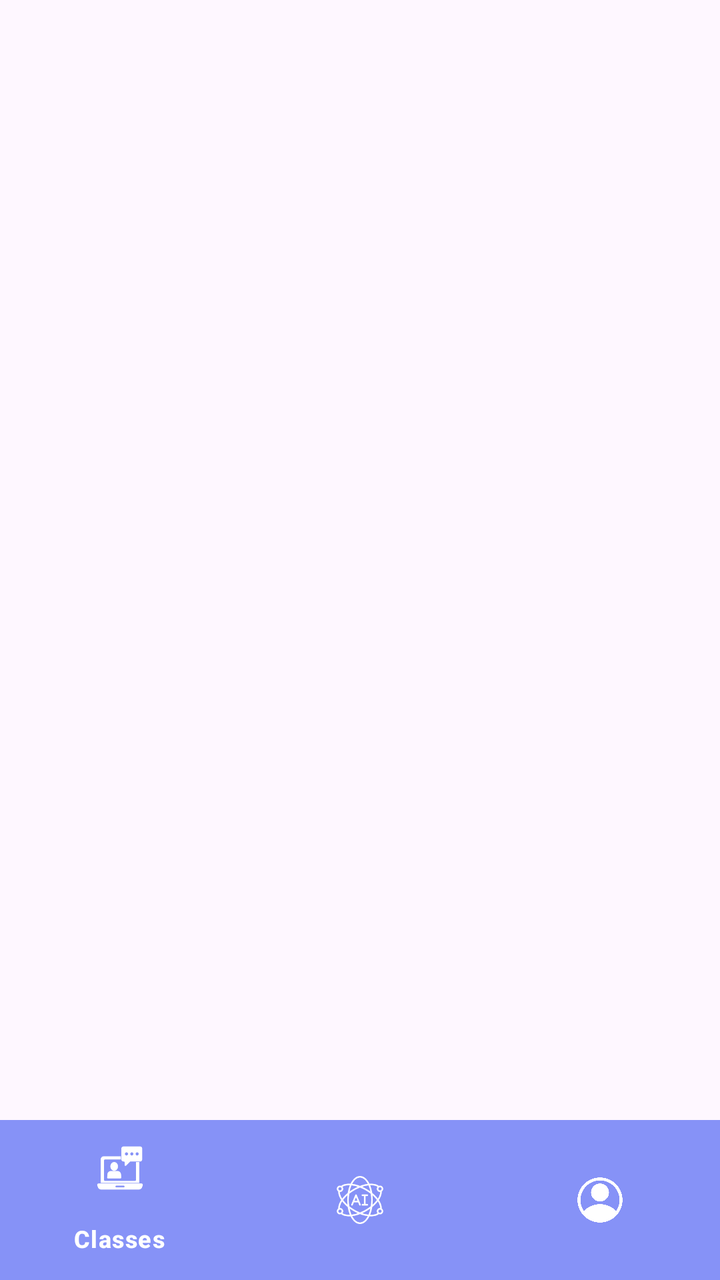
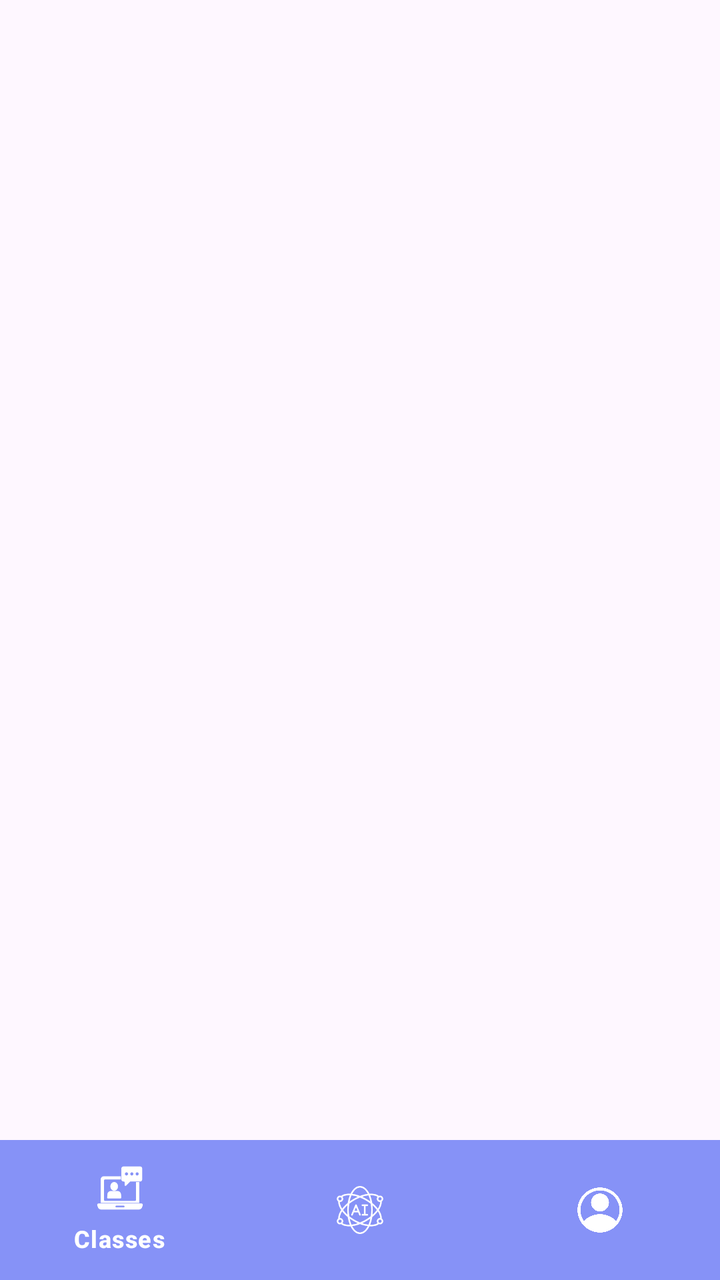

Two renders of the same Android screen: before a commit and after it. Below are the layout's source before the change and the commit's diff.
<!-- AndroidManifest.xml: application theme Theme.TSTAR.Light -->
<!-- res/layout/activity_tmain.xml -->
<androidx.constraintlayout.widget.ConstraintLayout
    xmlns:android="http://schemas.android.com/apk/res/android"
    xmlns:app="http://schemas.android.com/apk/res-auto"
    android:layout_width="match_parent"
    android:fitsSystemWindows="true"
    android:layout_height="match_parent">

    <FrameLayout
        android:id="@+id/fragmentContainer"
        android:layout_width="0dp"
        android:layout_height="0dp"
        app:layout_constraintTop_toTopOf="parent"
        app:layout_constraintBottom_toTopOf="@id/bottomNav"
        app:layout_constraintStart_toStartOf="parent"
        app:layout_constraintEnd_toEndOf="parent"/>

    <com.google.android.material.bottomnavigation.BottomNavigationView
        android:id="@+id/bottomNav"
        android:layout_width="0dp"
        android:layout_height="wrap_content"
        android:background="@drawable/header_gradient"
        app:labelVisibilityMode="selected"
        app:menu="@menu/tmain_bottom_nav_file"
        app:itemIconTint="@color/white"
        app:itemActiveIndicatorStyle="@null"
        app:itemTextColor="@color/white"
        app:layout_constraintBottom_toBottomOf="parent"
        app:layout_constraintStart_toStartOf="parent"
        app:layout_constraintEnd_toEndOf="parent"/>
</androidx.constraintlayout.widget.ConstraintLayout>
<!-- resources referenced by this layout -->
<resources>
  <color name="white">#FFFFFF</color>
  <!-- drawable header_gradient (drawable) -->
  <?xml version="1.0" encoding="utf-8"?>
  <shape xmlns:android="http://schemas.android.com/apk/res/android"
      android:shape="rectangle">
      <gradient
          android:startColor="@color/maroon_variant"
          android:endColor="@color/maroon_dark"
          android:angle="270"/>
  </shape>
  <style name="Theme.TSTAR.Light" parent="Theme.Material3.Light.NoActionBar">
          <item name="android:windowLightStatusBar">true</item>
          <item name="android:forceDarkAllowed">false</item>
  
  
          
          <item name="colorPrimary">@color/Lavender</item>
          <item name="colorPrimaryVariant">@color/Dark_Lavender</item>
          <item name="colorOnPrimary">@color/white</item>
  
          
          <item name="android:statusBarColor">@color/Dark_Lavender</item>
  
          
          <item name="android:windowLightStatusBar">false</item>
  
      </style>
  <color name="maroon_variant">#8692f7</color>
  <color name="maroon_dark">#8692f7</color>
  <color name="Lavender">#8692f7</color>
  <color name="Dark_Lavender">#707CD9</color>
</resources>

<!-- the commit's change to res/layout/activity_tmain.xml (unified diff, before → after) -->
@@ -17,7 +17,7 @@
     <com.google.android.material.bottomnavigation.BottomNavigationView
         android:id="@+id/bottomNav"
         android:layout_width="0dp"
-        android:layout_height="wrap_content"
+        android:layout_height="70dp"
         android:background="@drawable/header_gradient"
         app:labelVisibilityMode="selected"
         app:menu="@menu/tmain_bottom_nav_file"
